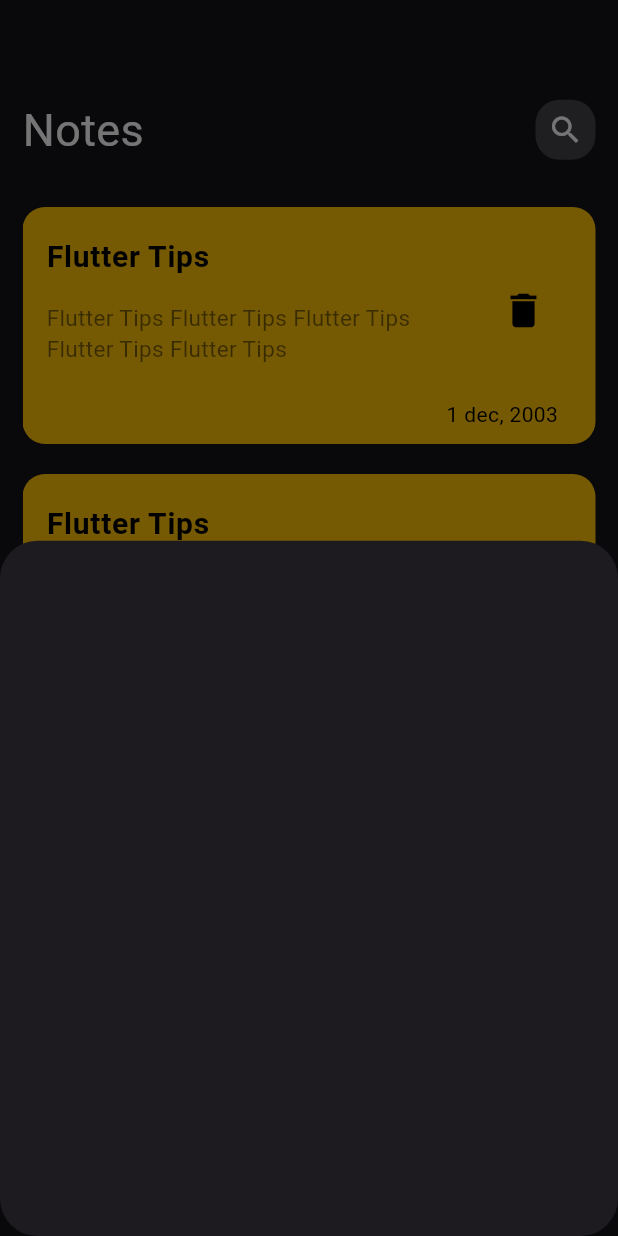
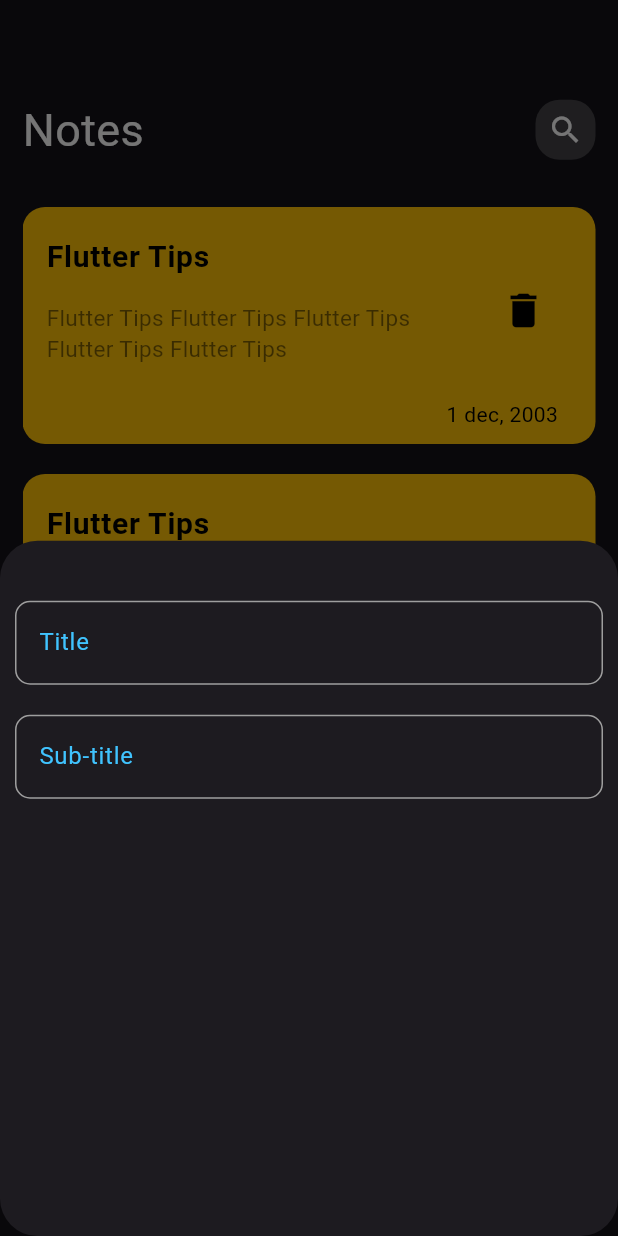
Before and after one commit to Ahmed-Hamouda1/notes_app, a Flutter app: the screen it shows after launch, after a tap on the "add" icon, on a phone screen of 412 x 824 dp. Run offline on Flutter 3.47's test engine with Material 3 defaults, Android fonts, the phone set to English and light mode, and no system bars.

Commit message:
add custom textfaild widget and reuse in this project

```diff
--- a/lib/views/widgets/custom_bottom_sheet.dart
+++ b/lib/views/widgets/custom_bottom_sheet.dart
@@ -1,4 +1,5 @@
 import 'package:flutter/material.dart';
+import 'package:notes_app/widgets/custom_text_faild.dart';
 
 class CustomBottomSheet extends StatelessWidget
 {
@@ -6,6 +7,21 @@ class CustomBottomSheet extends StatelessWidget
 
   @override
   Widget build(BuildContext context) {
-    return Container();
+    return Padding(
+      padding: const EdgeInsets.all(10),
+      child: Column
+      (
+        children:
+        [
+          SizedBox(height: 20,),
+          CustomTextFaild
+          (
+            hintText: "Title",
+            pColor: Colors.lightBlueAccent,
+          ),
+          CustomTextFaild(hintText: "Sub-title", pColor: Colors.lightBlueAccent)
+        ],
+      ),
+    );
   }
 }
--- /dev/null
+++ b/lib/widgets/custom_text_faild.dart
@@ -0,0 +1,71 @@
+
+import 'package:flutter/material.dart';
+
+class CustomTextFaild extends StatelessWidget
+{
+  final String hintText;
+  Color ?hintColor;
+  Color pColor=Colors.white;
+  Widget? suffix;
+  bool secure ;
+  TextEditingController? controller=TextEditingController();
+  TextInputType? inputType;
+
+  CustomTextFaild
+  (
+    {
+      super.key,
+      required this.hintText,
+      this.onChange,
+      this.onSubmited,
+      this.controller,
+      required this.pColor,
+      this.suffix,
+      this.secure = false,
+      this.inputType,
+      this.hintColor
+    }
+  );
+  Function(String)? onChange;
+  Function(String)? onSubmited;
+
+  @override
+  Widget build(BuildContext context)
+  {
+    return Padding
+    (
+      padding: const EdgeInsets.symmetric(vertical: 10),
+      child: TextField
+      (
+
+        keyboardType: inputType,
+        obscureText: secure,
+        controller: controller,
+        //keyboardType: TextInputType.,
+
+        style: TextStyle(color: pColor),
+        onChanged: onChange,
+        decoration: InputDecoration
+        (
+          suffixIcon: suffix,
+          hintText: hintText,
+          hintStyle: TextStyle(color: pColor),
+          enabledBorder: OutlineInputBorder
+          (
+            borderSide: BorderSide(color: Colors.grey),
+            borderRadius: BorderRadius.circular(10)
+          ),
+          focusedBorder: OutlineInputBorder
+          (
+            borderSide: BorderSide(color: pColor),
+            borderRadius: BorderRadius.circular(10)
+          ) ,
+          // border:OutlineInputBorder
+          // (
+          //   borderSide: BorderSide(color: pColor),
+          // ),
+        ),
+      ),
+    );
+  }
+}
```
Also changed, not shown: 4 other files.
